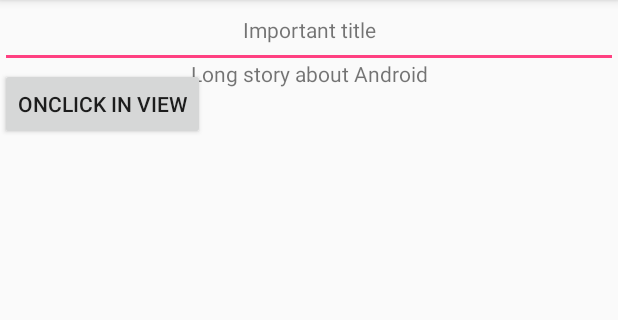
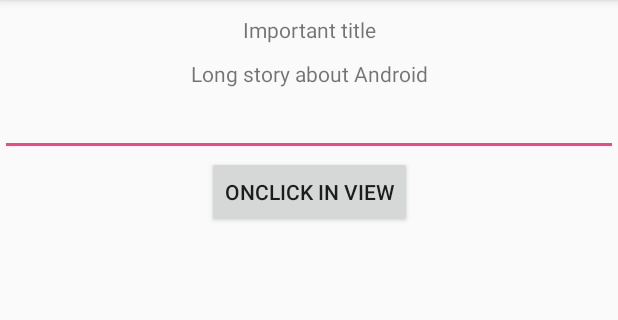
Before and after one commit to cleancoder7/MvvmTrip, an Android app: the MessageFragment screen opened directly, with no data from a screen before it, on a phone screen of 412 x 824 dp, the part 84-404 px from its top. Run offline under Robolectric (Android 15) with nearby library versions, the phone set to English and light mode, and no system bars; our stand-ins replace Dagger/Hilt's generated code, RxJava, Timber; 3 statements that could not run were skipped.

Commit message:
layout fix

```diff
--- a/app/src/main/res/layout/message_fragment.xml
+++ b/app/src/main/res/layout/message_fragment.xml
@@ -26,15 +26,15 @@
         android:id="@+id/inputEmail"
         android:layout_width="match_parent"
         android:layout_height="wrap_content"
-        app:layout_constraintTop_toBottomOf="@id/isPremium" />
+        app:layout_constraintTop_toBottomOf="@id/message" />
 
     <Button
         android:id="@+id/btnCheckEmailInView"
         android:layout_width="wrap_content"
         android:layout_height="wrap_content"
         android:text="onClick in View"
-        app:layout_constraintLeft_toLeftOf="@id/name"
-        app:layout_constraintRight_toRightOf="@id/name"
+        app:layout_constraintLeft_toLeftOf="@id/message"
+        app:layout_constraintRight_toRightOf="@id/message"
         app:layout_constraintTop_toBottomOf="@id/inputEmail"
         tools:text="onClick in View" />
 
```
